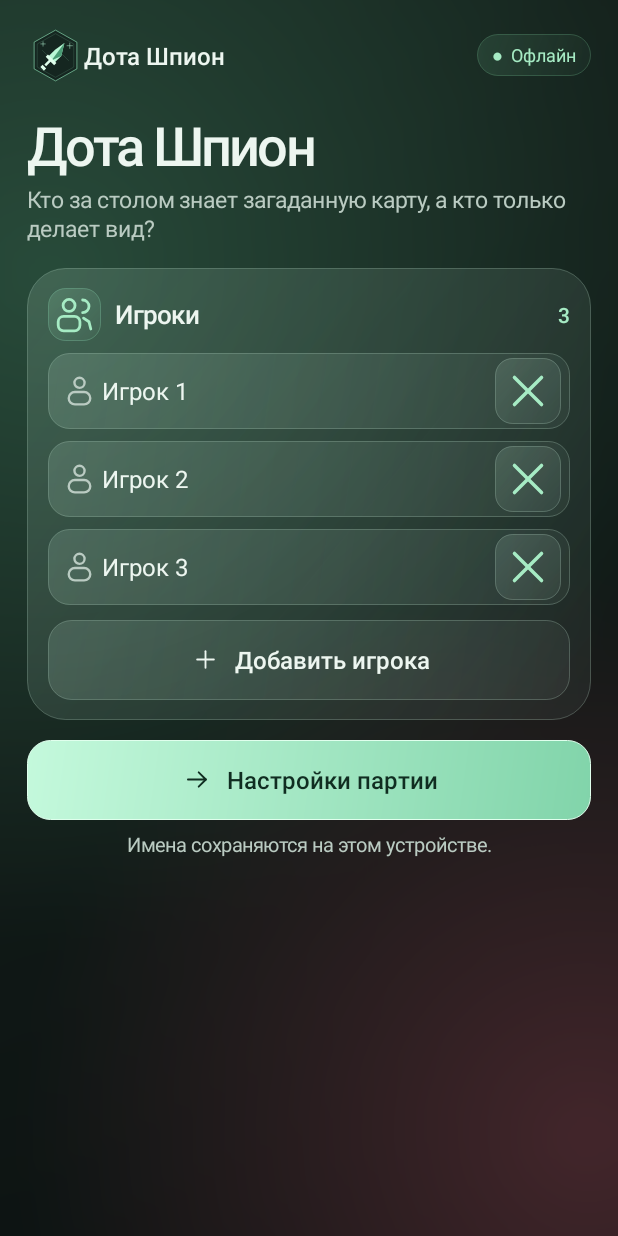
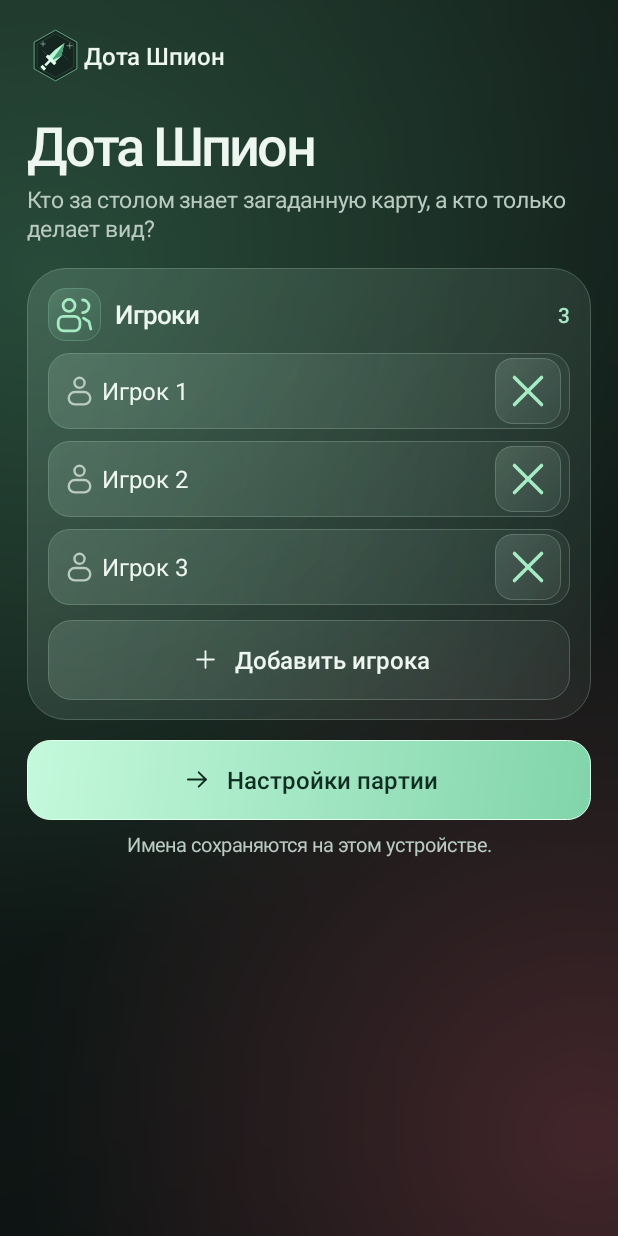
Before and after one commit to caphes/dota-spy, an Android app: the screen it shows after launch (MainActivity), on a phone screen of 412 x 824 dp. Run offline under Robolectric (Android 15) with nearby library versions, the phone set to English and light mode, and no system bars.

Commit message:
Simplify the header and credit Caphes in settings

```diff
--- a/app/build.gradle
+++ b/app/build.gradle
@@ -10,8 +10,8 @@ android {
         applicationId 'ru.dotaspy.game'
         minSdk 23
         targetSdk 35
-        versionCode 2
-        versionName '1.1.0'
+        versionCode 3
+        versionName '1.1.1'
     }
 
     compileOptions {
--- a/app/src/main/java/ru/dotaspy/game/MainActivity.java
+++ b/app/src/main/java/ru/dotaspy/game/MainActivity.java
@@ -295,10 +295,6 @@ public final class MainActivity extends Activity {
         fixed(brand, emblem, 38, 38, 0);
         TextView label = text("Дота Шпион", 16, TEXT, true);
         flexible(brand, label);
-        TextView offline = text("●  Офлайн", 12, MINT, false);
-        offline.setBackground(Glass.surface(0x1e8ce9b4, 0x098ce9b4, 0x417dce9e, dp(20)));
-        padding(offline, 10, 5);
-        brand.addView(offline);
         append(page, brand, 0);
 
         if (deck == null) {
@@ -510,6 +506,9 @@ public final class MainActivity extends Activity {
 
         enable(start, categories != 0);
         append(page, start, 13);
+        TextView credit = text("by Caphes", 13, MUTED, false);
+        credit.setGravity(Gravity.CENTER);
+        append(page, credit, 12);
     }
 
     private void addCategory(LinearLayout panel, String label, int category, View start) {
```
